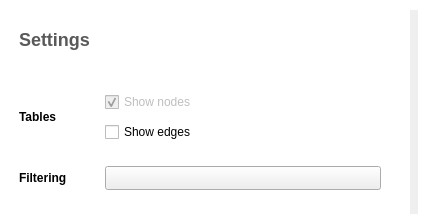
This is plugins/view/tableview/TableViewConfiguration.ui in vadivelselvaraj/TulipGLImprovement as Qt 5 draws it before an edit. The edited form follows.
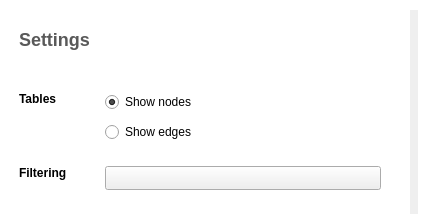
This is the edited form. Icons and pictures are not drawn.

Commit message: Slightly revised version of table view with revised properties management (now in a full side panel), sortable elements and columns hidden by default

What changed in the file:
```diff
--- a/plugins/view/tableview/TableViewConfiguration.ui
+++ b/plugins/view/tableview/TableViewConfiguration.ui
@@ -198,6 +198,9 @@
             <property name="text">
              <string>Tables</string>
             </property>
+            <property name="alignment">
+             <set>Qt::AlignLeading|Qt::AlignLeft|Qt::AlignTop</set>
+            </property>
            </widget>
           </item>
           <item>
@@ -206,10 +209,7 @@
              <number>10</number>
             </property>
             <item>
-             <widget class="QCheckBox" name="nodesCheck">
-              <property name="enabled">
-               <bool>false</bool>
-              </property>
+             <widget class="QRadioButton" name="nodesCheck">
               <property name="sizePolicy">
                <sizepolicy hsizetype="Expanding" vsizetype="Fixed">
                 <horstretch>0</horstretch>
@@ -225,7 +225,7 @@
              </widget>
             </item>
             <item>
-             <widget class="QCheckBox" name="edgesCheck">
+             <widget class="QRadioButton" name="edgesCheck">
               <property name="sizePolicy">
                <sizepolicy hsizetype="Expanding" vsizetype="Fixed">
                 <horstretch>0</horstretch>
@@ -268,6 +268,9 @@
             <property name="text">
              <string>Filtering</string>
             </property>
+            <property name="alignment">
+             <set>Qt::AlignLeading|Qt::AlignLeft|Qt::AlignTop</set>
+            </property>
            </widget>
           </item>
           <item>
```
Left out of the diff: 35 changed lines with no effect on the pictures. The commit also changes 17 other files.
